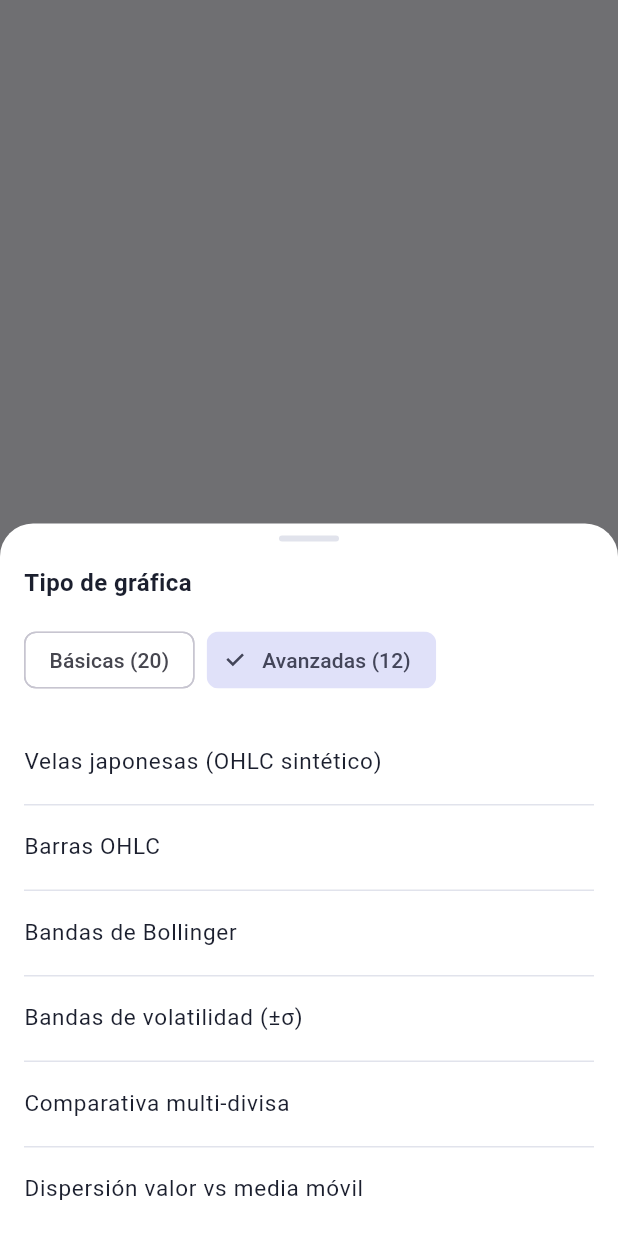
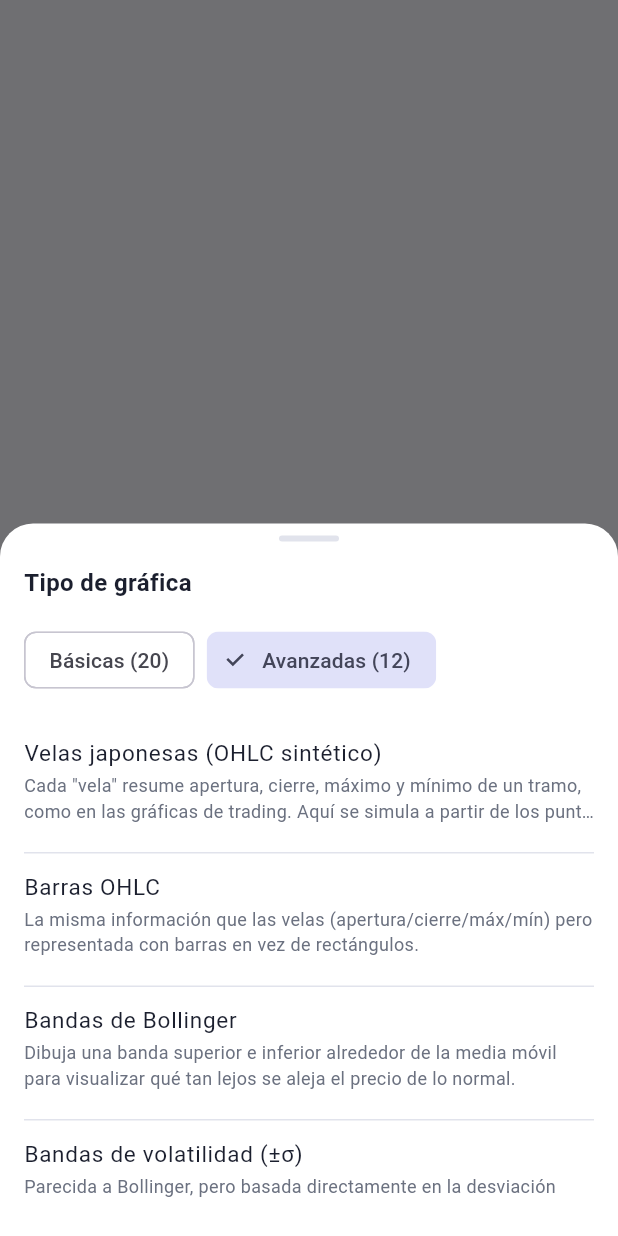
Before and after one commit to VCastilloC2/X-Coin, a Flutter app: what showChartTypeBottomSheet() shows on an empty page, opened directly with empty values, after a tap on "Avanzadas (12)", on a phone screen of 412 x 824 dp. Run offline on Flutter 3.47's test engine with Material 3 defaults, Android fonts, the phone set to English and light mode, and no system bars; our stand-ins replace community_charts_flutter, fl_chart, shared_preferences, syncfusion_flutter_charts; missing offline and left inert: graphic; accounts and stored records are empty; network calls fail.

Commit message:
Add chart descriptions and dashboard context
The history dashboard now stores a description for each chart type and renders it in the selected chart summary and the chart type selector. This makes it easier to understand what each chart represents before choosing it. The Dart SDK constraint was also relaxed to 3.13.0 in the project metadata to match local toolchain compatibility.

```diff
--- a/x_coin/lib/features/history_dashboard/domain/chart_engine/chart_enums.dart
+++ b/x_coin/lib/features/history_dashboard/domain/chart_engine/chart_enums.dart
@@ -46,47 +46,209 @@ enum ChartType {
   // ---------------------------------------------------------------
   // 20 básicas: tendencia en línea, barras, áreas.
   // ---------------------------------------------------------------
-  lineSimple(ChartCategory.basic, 'Línea simple'),
-  lineSpline(ChartCategory.basic, 'Línea suavizada (spline)'),
-  lineStepped(ChartCategory.basic, 'Línea escalonada'),
-  lineDashedTrend(ChartCategory.basic, 'Tendencia punteada'),
-  lineWithMarkers(ChartCategory.basic, 'Línea con marcadores'),
-  lineMovingAverage(ChartCategory.basic, 'Media móvil (7 periodos)'),
-  linePercentChange(ChartCategory.basic, 'Variación % acumulada'),
-  areaSimple(ChartCategory.basic, 'Área simple'),
-  areaGradient(ChartCategory.basic, 'Área con degradado'),
-  areaSpline(ChartCategory.basic, 'Área suavizada'),
-  areaStep(ChartCategory.basic, 'Área escalonada'),
-  barVertical(ChartCategory.basic, 'Barras verticales'),
-  barHorizontal(ChartCategory.basic, 'Barras horizontales'),
-  barGroupedWeekly(ChartCategory.basic, 'Barras agrupadas (semanal)'),
-  barStackedMinMax(ChartCategory.basic, 'Barras apiladas (min/máx)'),
-  barRounded(ChartCategory.basic, 'Barras redondeadas'),
-  columnRangeHiLo(ChartCategory.basic, 'Rango de columna (hi-lo)'),
-  sparkline(ChartCategory.basic, 'Sparkline compacto'),
-  dualAxisLineBar(ChartCategory.basic, 'Combinado línea + barra'),
-  donutLatestShare(ChartCategory.basic, 'Dona: último valor vs rango'),
+  lineSimple(
+    ChartCategory.basic,
+    'Línea simple',
+    'Une cada punto con una línea recta. Ideal para ver de un vistazo '
+        'si la tasa subió o bajó en el periodo seleccionado.',
+  ),
+  lineSpline(
+    ChartCategory.basic,
+    'Línea suavizada (spline)',
+    'La misma tendencia que la línea simple, pero curvada para que se '
+        'vea más fluida y sea más fácil detectar el patrón general.',
+  ),
+  lineStepped(
+    ChartCategory.basic,
+    'Línea escalonada',
+    'Muestra el valor como "escalones": útil cuando la tasa se mantiene '
+        'fija entre actualizaciones y cambia de golpe, no gradualmente.',
+  ),
+  lineDashedTrend(
+    ChartCategory.basic,
+    'Tendencia punteada',
+    'La misma línea de tendencia pero en punteado, pensada para '
+        'superponerse sobre otra gráfica sin taparla visualmente.',
+  ),
+  lineWithMarkers(
+    ChartCategory.basic,
+    'Línea con marcadores',
+    'Igual que la línea simple, pero marca cada punto exacto con un '
+        'círculo para identificar con precisión el valor de cada día.',
+  ),
+  lineMovingAverage(
+    ChartCategory.basic,
+    'Media móvil (7 periodos)',
+    'Suaviza el ruido diario promediando los últimos 7 puntos, para '
+        'revelar la tendencia real sin los saltos pequeños del día a día.',
+  ),
+  linePercentChange(
+    ChartCategory.basic,
+    'Variación % acumulada',
+    'Muestra cuánto ha subido o bajado la tasa en porcentaje respecto '
+        'al primer punto del periodo, en vez del valor absoluto.',
+  ),
+  areaSimple(
+    ChartCategory.basic,
+    'Área simple',
+    'Como la línea simple, pero rellena el espacio debajo: ayuda a '
+        'percibir mejor el "volumen" o magnitud del cambio.',
+  ),
+  areaGradient(
+    ChartCategory.basic,
+    'Área con degradado',
+    'Área rellena con un degradado de color que se desvanece hacia '
+        'abajo, dándole más énfasis visual a la línea de tendencia.',
+  ),
+  areaSpline(
+    ChartCategory.basic,
+    'Área suavizada',
+    'Combina la curva suavizada de la spline con el relleno del área, '
+        'para una lectura visual más elegante y menos angulosa.',
+  ),
+  areaStep(
+    ChartCategory.basic,
+    'Área escalonada',
+    'Área rellena que respeta los "escalones" de la línea escalonada, '
+        'útil para tasas que cambian en saltos discretos.',
+  ),
+  barVertical(
+    ChartCategory.basic,
+    'Barras verticales',
+    'Una barra por cada punto en el tiempo: buena para comparar '
+        'valores puntuales día a día en vez de ver una tendencia continua.',
+  ),
+  barHorizontal(
+    ChartCategory.basic,
+    'Barras horizontales',
+    'Igual que las barras verticales pero acostadas; útil cuando hay '
+        'pocas categorías y los nombres son largos.',
+  ),
+  barGroupedWeekly(
+    ChartCategory.basic,
+    'Barras agrupadas (semanal)',
+    'Agrupa los puntos por semana para comparar el comportamiento '
+        'de una semana contra otra de forma más resumida.',
+  ),
+  barStackedMinMax(
+    ChartCategory.basic,
+    'Barras apiladas (min/máx)',
+    'Cada barra muestra el rango entre el valor mínimo y máximo del '
+        'periodo, para ver qué tan volátil fue cada tramo.',
+  ),
+  barRounded(
+    ChartCategory.basic,
+    'Barras redondeadas',
+    'Las mismas barras verticales, con las puntas redondeadas por '
+        'estética; el dato que representa es idéntico.',
+  ),
+  columnRangeHiLo(
+    ChartCategory.basic,
+    'Rango de columna (hi-lo)',
+    'Cada columna marca el punto más alto y más bajo alcanzado, útil '
+        'para detectar picos y caídas puntuales.',
+  ),
+  sparkline(
+    ChartCategory.basic,
+    'Sparkline compacto',
+    'Una miniatura sin ejes ni etiquetas, pensada para mostrar la '
+        'tendencia de un vistazo en espacios muy pequeños.',
+  ),
+  dualAxisLineBar(
+    ChartCategory.basic,
+    'Combinado línea + barra',
+    'Mezcla una línea de tendencia con barras de fondo, para comparar '
+        'dos formas de leer el mismo dato en una sola gráfica.',
+  ),
+  donutLatestShare(
+    ChartCategory.basic,
+    'Dona: último valor vs rango',
+    'Una dona que compara el último valor registrado contra el rango '
+        'total (mínimo-máximo) del periodo, como una especie de medidor.',
+  ),
 
   // ---------------------------------------------------------------
   // 12 avanzadas: velas, bandas, dispersión, comparativas, etc.
   // ---------------------------------------------------------------
-  candlestick(ChartCategory.advanced, 'Velas japonesas (OHLC sintético)'),
-  ohlcBar(ChartCategory.advanced, 'Barras OHLC'),
-  bollingerBands(ChartCategory.advanced, 'Bandas de Bollinger'),
-  volatilityStdDevBands(ChartCategory.advanced, 'Bandas de volatilidad (±σ)'),
-  multiCurrencyComparison(ChartCategory.advanced, 'Comparativa multi-divisa'),
-  scatterCorrelation(ChartCategory.advanced, 'Dispersión valor vs media móvil'),
-  candleVolumeCombo(ChartCategory.advanced, 'Velas + volumen sintético'),
-  heatmapCalendar(ChartCategory.advanced, 'Mapa de calor calendario'),
-  rangeAreaBollingerFill(ChartCategory.advanced, 'Área de rango (Bollinger fill)'),
-  cumulativeReturnArea(ChartCategory.advanced, 'Retorno acumulado'),
-  rsiOscillator(ChartCategory.advanced, 'Oscilador RSI (14)'),
-  drawdownArea(ChartCategory.advanced, 'Drawdown desde máximo');
+  candlestick(
+    ChartCategory.advanced,
+    'Velas japonesas (OHLC sintético)',
+    'Cada "vela" resume apertura, cierre, máximo y mínimo de un '
+        'tramo, como en las gráficas de trading. Aquí se simula a '
+        'partir de los puntos disponibles, ya que la API no da OHLC real.',
+  ),
+  ohlcBar(
+    ChartCategory.advanced,
+    'Barras OHLC',
+    'La misma información que las velas (apertura/cierre/máx/mín) '
+        'pero representada con barras en vez de rectángulos.',
+  ),
+  bollingerBands(
+    ChartCategory.advanced,
+    'Bandas de Bollinger',
+    'Dibuja una banda superior e inferior alrededor de la media '
+        'móvil para visualizar qué tan lejos se aleja el precio de lo normal.',
+  ),
+  volatilityStdDevBands(
+    ChartCategory.advanced,
+    'Bandas de volatilidad (±σ)',
+    'Parecida a Bollinger, pero basada directamente en la '
+        'desviación estándar: entre más ancha la banda, más volátil el par.',
+  ),
+  multiCurrencyComparison(
+    ChartCategory.advanced,
+    'Comparativa multi-divisa',
+    'Superpone más de una serie en la misma gráfica, para comparar '
+        'el comportamiento de la tendencia contra su propia media móvil.',
+  ),
+  scatterCorrelation(
+    ChartCategory.advanced,
+    'Dispersión valor vs media móvil',
+    'Cada punto compara el valor real contra su media móvil: sirve '
+        'para ver qué tan correlacionados están o si hay outliers.',
+  ),
+  candleVolumeCombo(
+    ChartCategory.advanced,
+    'Velas + volumen sintético',
+    'Añade a las velas una barra de "volumen" simulado debajo, '
+        'imitando el estilo típico de las plataformas de trading.',
+  ),
+  heatmapCalendar(
+    ChartCategory.advanced,
+    'Mapa de calor calendario',
+    'Pinta cada día con un color según qué tanto cambió la tasa: '
+        'permite detectar de un vistazo los días más movidos del mes.',
+  ),
+  rangeAreaBollingerFill(
+    ChartCategory.advanced,
+    'Área de rango (Bollinger fill)',
+    'Rellena el espacio entre la banda superior e inferior de '
+        'Bollinger, para ver visualmente el "canal" de precio esperado.',
+  ),
+  cumulativeReturnArea(
+    ChartCategory.advanced,
+    'Retorno acumulado',
+    'Muestra cuánto habría ganado o perdido alguien que mantuvo la '
+        'posición desde el inicio del periodo hasta cada punto.',
+  ),
+  rsiOscillator(
+    ChartCategory.advanced,
+    'Oscilador RSI (14)',
+    'Indicador entre 0 y 100 que mide si la tasa está '
+        '"sobrecomprada" o "sobrevendida" en los últimos 14 periodos.',
+  ),
+  drawdownArea(
+    ChartCategory.advanced,
+    'Drawdown desde máximo',
+    'Mide qué tan lejos está el valor actual de su punto más alto '
+        'reciente: útil para ver caídas relativas, no solo absolutas.',
+  );
 
-  const ChartType(this.category, this.displayName);
+  const ChartType(this.category, this.displayName, this.description);
 
   final ChartCategory category;
   final String displayName;
+  final String description;
 
   static List<ChartType> get basics =>
       values.where((t) => t.category == ChartCategory.basic).toList();
--- a/x_coin/lib/features/history_dashboard/presentation/widgets/chart_type_bottom_sheet.dart
+++ b/x_coin/lib/features/history_dashboard/presentation/widgets/chart_type_bottom_sheet.dart
@@ -1,4 +1,5 @@
 import 'package:flutter/material.dart';
+
 import '../../../../core/theme/app_colors.dart';
 import '../../../../core/theme/app_spacing.dart';
 import '../../../../core/theme/app_typography.dart';
@@ -19,7 +20,9 @@ Future<void> showChartTypeBottomSheet({
     backgroundColor: AppColors.surface,
     isScrollControlled: true,
     shape: const RoundedRectangleBorder(
-      borderRadius: BorderRadius.vertical(top: Radius.circular(AppSpacing.radiusLg)),
+      borderRadius: BorderRadius.vertical(
+        top: Radius.circular(AppSpacing.radiusLg),
+      ),
     ),
     builder: (context) {
       return StatefulBuilder(
@@ -46,7 +49,9 @@ Future<void> showChartTypeBottomSheet({
                       margin: const EdgeInsets.only(bottom: AppSpacing.md),
                       decoration: BoxDecoration(
                         color: AppColors.divider,
-                        borderRadius: BorderRadius.circular(AppSpacing.radiusPill),
+                        borderRadius: BorderRadius.circular(
+                          AppSpacing.radiusPill,
+                        ),
                       ),
                     ),
                   ),
@@ -58,7 +63,11 @@ Future<void> showChartTypeBottomSheet({
                         Padding(
                           padding: const EdgeInsets.only(right: AppSpacing.sm),
                           child: ChoiceChip(
-                            label: Text(category == ChartCategory.basic ? 'Básicas (20)' : 'Avanzadas (12)'),
+                            label: Text(
+                              category == ChartCategory.basic
+                                  ? 'Básicas (20)'
+                                  : 'Avanzadas (12)',
+                            ),
                             selected: category == selectedCategory,
                             onSelected: (_) {
                               onCategoryChanged(category);
@@ -74,15 +83,29 @@ Future<void> showChartTypeBottomSheet({
                     child: ListView.separated(
                       shrinkWrap: true,
                       itemCount: types.length,
-                      separatorBuilder: (_, __) => const Divider(height: 1, color: AppColors.divider),
+                      separatorBuilder: (_, __) =>
+                          const Divider(height: 1, color: AppColors.divider),
                       itemBuilder: (context, i) {
                         final type = types[i];
                         final isSelected = type == selectedType;
                         return ListTile(
                           contentPadding: EdgeInsets.zero,
-                          title: Text(type.displayName, style: AppTypography.body),
+                          title: Text(
+                            type.displayName,
+                            style: AppTypography.body,
+                          ),
+                          subtitle: Text(
+                            type.description,
+                            style: AppTypography.caption,
+                            maxLines: 2,
+                            overflow: TextOverflow.ellipsis,
+                          ),
+                          isThreeLine: true,
                           trailing: isSelected
-                              ? const Icon(Icons.check_circle, color: AppColors.primaryNavy)
+                              ? const Icon(
+                                  Icons.check_circle,
+                                  color: AppColors.primaryNavy,
+                                )
                               : null,
                           onTap: () {
                             onTypeChanged(type);
--- a/x_coin/pubspec.yaml
+++ b/x_coin/pubspec.yaml
@@ -19,7 +19,7 @@ publish_to: 'none' # Remove this line if you wish to publish to pub.dev
 version: 1.0.0+1
 
 environment:
-  sdk: ^3.13.2
+  sdk: '>=3.13.0 <4.0.0'
 
 # Dependencies specify other packages that your package needs in order to work.
 # To automatically upgrade your package dependencies to the latest versions
```
Also changed, not shown: x_coin/lib/features/history_dashboard/presentation/screens/history_dashboard_view.dart (+11 -6 lines), x_coin/pubspec.lock. Lines whose indentation alone changed are shown as unchanged.
